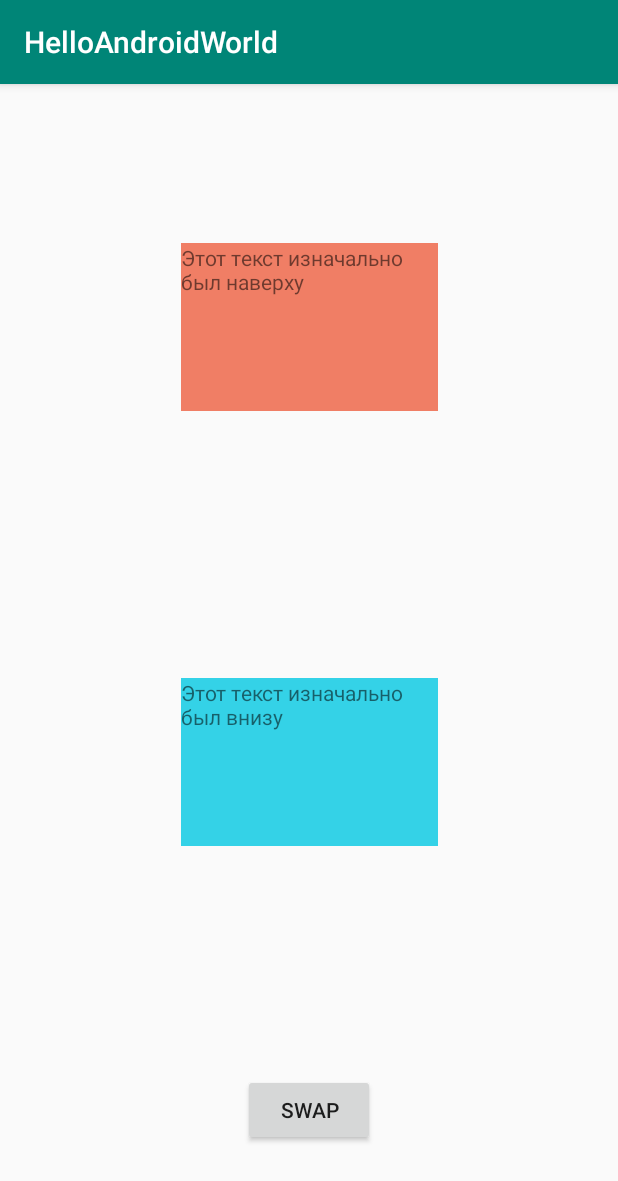
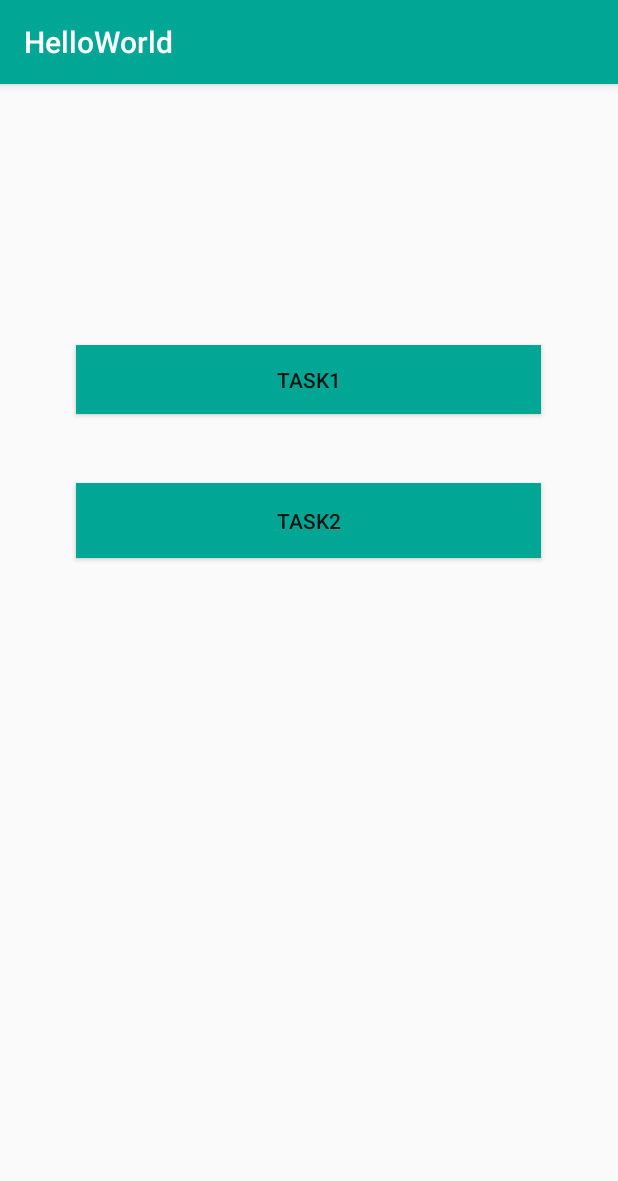
Before and after one commit to DmitriyKoptik/HelloWorld, an Android app: the screen it shows after launch (MainActivity), on a phone screen of 412 x 824 dp. Shown: the top 1181 px of the screen. Run offline under Robolectric (Android 15) with nearby library versions, the phone set to English and light mode, and no system bars.

Commit message:
added navigation between activities

```diff
--- a/app/src/main/AndroidManifest.xml
+++ b/app/src/main/AndroidManifest.xml
@@ -9,6 +9,8 @@
         android:roundIcon="@mipmap/ic_launcher_round"
         android:supportsRtl="true"
         android:theme="@style/AppTheme">
+        <activity android:name=".Task2Activity"></activity>
+        <activity android:name=".Task1Activity" />
         <activity android:name=".MainActivity">
             <intent-filter>
                 <action android:name="android.intent.action.MAIN" />
--- a/app/src/main/java/com/example/helloworld/MainActivity.kt
+++ b/app/src/main/java/com/example/helloworld/MainActivity.kt
@@ -1,5 +1,6 @@
 package com.example.helloworld
 
+import android.content.Intent
 import androidx.appcompat.app.AppCompatActivity
 import android.os.Bundle
 import android.util.Log
@@ -8,57 +9,21 @@ import android.widget.Button
 import android.widget.TextView
 import kotlinx.android.synthetic.main.activity_main.*
 
-class MainActivity : AppCompatActivity(), View.OnClickListener {
-
-    private lateinit var textView:TextView
-    private lateinit var textView2:TextView
+class MainActivity : AppCompatActivity() {
 
     override fun onCreate(savedInstanceState: Bundle?) {
         super.onCreate(savedInstanceState)
         setContentView(R.layout.activity_main)
 
-        val button = findViewById<Button>(R.id.buttonMain)
-        textView = findViewById<TextView>(R.id.textViewMain)
-        textView2 = findViewById<TextView>(R.id.textViewMain2)
+        buttonTask1.setOnClickListener() {
+            val intent1 = Intent(this, Task1Activity::class.java)
+            startActivityForResult(intent1, 12)
+        }
 
-        // сделать имплемент OnClickListener на текущую активити
-        button.setOnClickListener(this)
 
-        // анонимный класс
-        textViewMain.setOnClickListener() {
-            swap()
+        buttonTask2.setOnClickListener() {
+            val intent2 = Intent(this, Task2Activity::class.java)
+            startActivityForResult(intent2, 12)
         }
     }
-
-    override fun onClick(v: View?) {
-        swap()
-    }
-
-    // layout xml
-    fun clickResponse(view: View) {
-        swap()
-    }
-    // Повторявшийся кусок кода с разменом текстами и цветом фона
-    fun swap() {
-        val messageTemp = textViewMain.getText().toString()
-        textViewMain.setText(textViewMain2.getText().toString())
-        textViewMain2.setText(messageTemp)
-
-        val colorTemp = textViewMain.getBackground()
-        textViewMain.setBackground(textViewMain2.getBackground())
-        textViewMain2.setBackground(colorTemp)
-    }
 }
-    // Оставлю эти две под комментарием
-    /*fun swapText() {
-        val messageTemp = textViewMain.getText().toString()
-        textViewMain.setText(textViewMain2.getText().toString())
-        textViewMain2.setText(messageTemp)
-    }
-
-
-    fun swapBackgroundColor() {
-        val colorTemp = textViewMain.getBackground()
-        textViewMain.setBackground(textViewMain2.getBackground())
-        textViewMain2.setBackground(colorTemp)
-    }*/
--- a/app/src/main/res/layout/activity_main.xml
+++ b/app/src/main/res/layout/activity_main.xml
@@ -7,35 +7,33 @@
         android:layout_height="match_parent"
         tools:context="com.example.helloworld.MainActivity">
 
-    <TextView
-            android:layout_width="171dp"
-            android:layout_height="112dp"
-            android:text="@string/message1"
-            android:background="@color/colorBox1"
-            app:layout_constraintBottom_toBottomOf="parent"
-            app:layout_constraintLeft_toLeftOf="parent"
-            app:layout_constraintRight_toRightOf="parent"
-            app:layout_constraintTop_toTopOf="parent" android:id="@+id/textViewMain"
-            app:layout_constraintVertical_bias="0.162" app:layout_constraintHorizontal_bias="0.502"
-    />
-    <TextView
-            android:layout_width="171dp"
-            android:layout_height="112dp"
-            android:text="@string/message2"
-            android:background="@color/colorBox2"
-            android:onClick="clickResponse"
-            app:layout_constraintBottom_toBottomOf="parent"
-            app:layout_constraintLeft_toLeftOf="parent"
-            app:layout_constraintRight_toRightOf="parent"
-            app:layout_constraintTop_toTopOf="parent" android:id="@+id/textViewMain2"
-            app:layout_constraintVertical_bias="0.604" app:layout_constraintHorizontal_bias="0.502"/>
     <Button
-            android:text="Swap"
-            android:layout_width="wrap_content"
-            android:layout_height="wrap_content"
-            android:id="@+id/buttonMain" app:layout_constraintEnd_toEndOf="parent" android:layout_marginEnd="8dp"
-            app:layout_constraintStart_toStartOf="parent" android:layout_marginStart="8dp"
-            android:layout_marginBottom="60dp" app:layout_constraintBottom_toBottomOf="parent"
-    />
+        android:id="@+id/buttonTask1"
+        android:layout_width="310dp"
+        android:layout_height="46dp"
+        android:layout_marginStart="8dp"
+        android:layout_marginEnd="8dp"
+        android:layout_marginBottom="548dp"
+        android:background="@color/colorPrimary"
+        android:text="Task1"
+        app:layout_constraintBottom_toBottomOf="parent"
+        app:layout_constraintEnd_toEndOf="parent"
+        app:layout_constraintHorizontal_bias="0.494"
+        app:layout_constraintStart_toStartOf="parent" />
+
+    <Button
+        android:id="@+id/buttonTask2"
+        android:layout_width="310dp"
+        android:layout_height="50dp"
+        android:layout_marginStart="8dp"
+        android:layout_marginEnd="8dp"
+        android:layout_marginBottom="452dp"
+        android:background="@color/colorPrimary"
+        android:text="Task2"
+        app:layout_constraintBottom_toBottomOf="parent"
+        app:layout_constraintEnd_toEndOf="parent"
+        app:layout_constraintHorizontal_bias="0.494"
+        app:layout_constraintStart_toStartOf="parent" />
+
 
 </androidx.constraintlayout.widget.ConstraintLayout>
--- a/app/src/main/res/values/colors.xml
+++ b/app/src/main/res/values/colors.xml
@@ -1,6 +1,6 @@
 <?xml version="1.0" encoding="utf-8"?>
 <resources>
-    <color name="colorPrimary">#008577</color>
+    <color name="colorPrimary">#01A695</color>
     <color name="colorPrimaryDark">#00574B</color>
     <color name="colorAccent">#D81B60</color>
     <color name="colorBox1">#F07E65</color>
--- a/app/src/main/res/values/strings.xml
+++ b/app/src/main/res/values/strings.xml
@@ -1,5 +1,5 @@
 <resources>
-    <string name="app_name">HelloAndroidWorld</string>
+    <string name="app_name">HelloWorld</string>
     <string name="message1">Этот текст изначально был наверху</string>
     <string name="message2">Этот текст изначально был внизу</string>
 </resources>
```
Also changed, not shown: app/src/main/java/com/example/helloworld/Task1Activity.kt (added, +68 -0 lines), app/src/main/java/com/example/helloworld/Task2Activity.kt (added, +18 -0 lines), app/src/main/res/layout/activity_task1.xml (added, +61 -0 lines), app/src/main/res/layout/activity_task2.xml (added, +23 -0 lines).
